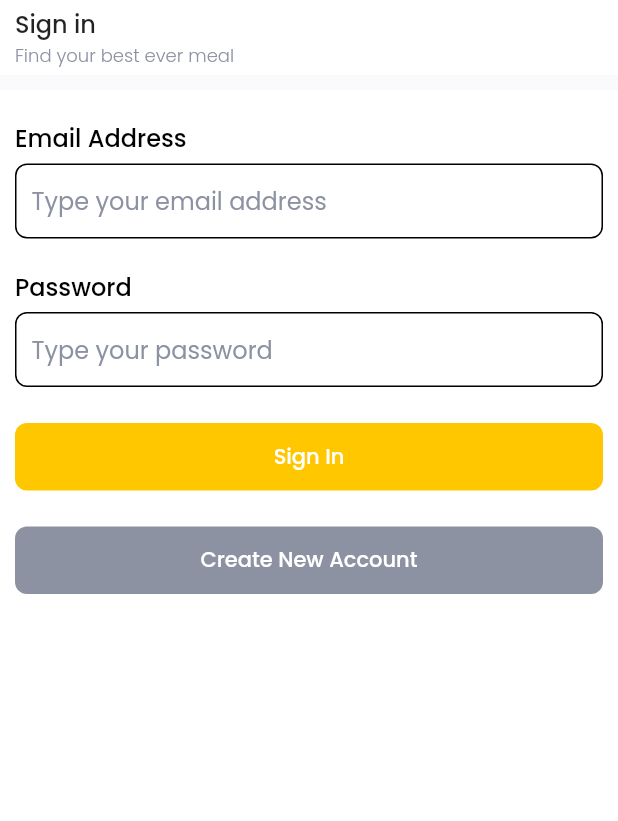
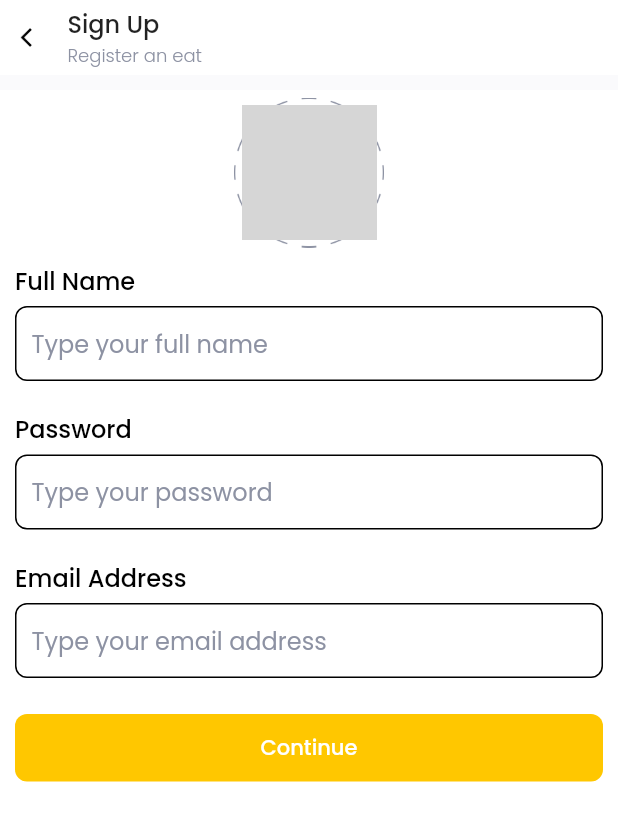
Before and after one commit to ariefhidayatama/food_market, a Flutter app: the screen it shows after launch, after a tap on "Create New Account", on a phone screen of 412 x 824 dp. Shown: the top 821 px of the screen. Run offline on Flutter 3.47's test engine with Material 2 defaults, Android fonts, the phone set to English and light mode, and no system bars; our stand-ins replace flutter_spinkit, get, google_fonts, supercharged; network calls fail; grey boxes are pictures that could not be loaded.

Commit message:
Sign up page

```diff
--- a/lib/main.dart
+++ b/lib/main.dart
@@ -1,5 +1,5 @@
 import 'package:flutter/material.dart';
-
+import 'package:get/get.dart';
 import 'ui/pages/pages.dart';
 
 void main() {
@@ -9,7 +9,7 @@ void main() {
 class MyApp extends StatelessWidget {
   @override
   Widget build(BuildContext context) {
-    return MaterialApp(
+    return GetMaterialApp(
       debugShowCheckedModeBanner: false,
       home: SignInPage()
     );
--- a/lib/ui/pages/general_page.dart
+++ b/lib/ui/pages/general_page.dart
@@ -39,7 +39,13 @@ class GeneralPage extends StatelessWidget {
                       child: Row(
                         children: [
                           onBackButtonPressed != null
-                              ? Container(
+                              ? GestureDetector(
+                                  onTap: () {
+                                    if (onBackButtonPressed != null) {
+                                      onBackButtonPressed();
+                                    }
+                                  },
+                                  child: Container(
                                     width: 15,
                                     height: 15,
                                     margin: EdgeInsets.only(right: 20),
@@ -47,6 +53,7 @@ class GeneralPage extends StatelessWidget {
                                         image: DecorationImage(
                                             image: AssetImage(
                                                 'assets/back_arrow.png'))),
+                                  ),
                                 )
                               : SizedBox(),
                           Column(
--- a/lib/ui/pages/pages.dart
+++ b/lib/ui/pages/pages.dart
@@ -3,8 +3,10 @@ import 'package:flutter/material.dart';
 import 'package:flutter/cupertino.dart';
 import 'package:flutter_spinkit/flutter_spinkit.dart';
 import 'package:food_market/shared/shared.dart';
+import 'package:get/get.dart';
 import 'package:google_fonts/google_fonts.dart';
 import 'package:supercharged/supercharged.dart';
 
 part 'general_page.dart';
 part 'sign_in_page.dart';
+part 'sign_up_page.dart';
--- a/lib/ui/pages/sign_in_page.dart
+++ b/lib/ui/pages/sign_in_page.dart
@@ -93,7 +93,9 @@ class _SignInPageState extends State<SignInPage> {
             child: isLoading
                 ? SpinKitFadingCircle(size: 45, color: mainColor)
                 : RaisedButton(
-                    onPressed: () {},
+                    onPressed: () {
+                      Get.to(SignUpPage());
+                    },
                     elevation: 0,
                     shape: RoundedRectangleBorder(
                         borderRadius: BorderRadius.circular(8)),
--- /dev/null
+++ b/lib/ui/pages/sign_up_page.dart
@@ -0,0 +1,132 @@
+part of 'pages.dart';
+
+class SignUpPage extends StatefulWidget {
+  @override
+  _SignUpPageState createState() => _SignUpPageState();
+}
+
+class _SignUpPageState extends State<SignUpPage> {
+  @override
+  Widget build(BuildContext context) {
+    TextEditingController emailController = TextEditingController();
+    TextEditingController passwordContoller = TextEditingController();
+    TextEditingController nameController = TextEditingController();
+
+    return GeneralPage(
+      title: 'Sign Up',
+      subtitle: "Register an eat",
+      onBackButtonPressed: (){
+        Get.back();
+      },
+      child: Column(
+        children: [
+          Container(
+            width: 100,
+            height: 100,
+            margin: EdgeInsets.only(top: 5),
+            padding: EdgeInsets.all(5),
+            decoration: BoxDecoration(
+                image: DecorationImage(
+                    image: AssetImage('assets/photo_border.png'))),
+            child: Container(
+              decoration: BoxDecoration(
+                  shape: BoxShape.circle,
+                  image: DecorationImage(
+                    image: NetworkImage(
+                        'https://akcdn.detik.net.id/community/media/visual/2020/05/20/85bb6a5f-a309-4ab9-aebb-61f652ce7e8a_43.jpeg?w=700&q=80'),
+                        fit: BoxFit.cover
+                  )),
+            ),
+          ),
+          Container(
+            width: double.infinity,
+            margin: EdgeInsets.fromLTRB(defaultMargin, 10, defaultMargin, 5),
+            child: Text(
+              "Full Name",
+              style: blackFontStyle2,
+            ),
+          ),
+          Container(
+            width: double.infinity,
+            margin: EdgeInsets.symmetric(horizontal: defaultMargin),
+            padding: EdgeInsets.symmetric(horizontal: 10),
+            decoration: BoxDecoration(
+                borderRadius: BorderRadius.circular(8),
+                border: Border.all(color: Colors.black)),
+            child: TextField(
+              controller: emailController,
+              decoration: InputDecoration(
+                  border: InputBorder.none,
+                  hintStyle: greyFontStyle,
+                  hintText: 'Type your full name'),
+            ),
+          ),
+          Container(
+            width: double.infinity,
+            margin: EdgeInsets.fromLTRB(defaultMargin, 20, defaultMargin, 5),
+            child: Text(
+              "Password",
+              style: blackFontStyle2,
+            ),
+          ),
+          Container(
+            width: double.infinity,
+            margin: EdgeInsets.symmetric(horizontal: defaultMargin),
+            padding: EdgeInsets.symmetric(horizontal: 10),
+            decoration: BoxDecoration(
+                borderRadius: BorderRadius.circular(8),
+                border: Border.all(color: Colors.black)),
+            child: TextField(
+              controller: passwordContoller,
+              decoration: InputDecoration(
+                  border: InputBorder.none,
+                  hintStyle: greyFontStyle,
+                  hintText: 'Type your password'),
+            ),
+          ),
+          Container(
+            width: double.infinity,
+            margin: EdgeInsets.fromLTRB(defaultMargin, 20, defaultMargin, 5),
+            child: Text(
+              "Email Address",
+              style: blackFontStyle2,
+            ),
+          ),
+          Container(
+            width: double.infinity,
+            margin: EdgeInsets.symmetric(horizontal: defaultMargin),
+            padding: EdgeInsets.symmetric(horizontal: 10),
+            decoration: BoxDecoration(
+                borderRadius: BorderRadius.circular(8),
+                border: Border.all(color: Colors.black)),
+            child: TextField(
+              controller: emailController,
+              decoration: InputDecoration(
+                  border: InputBorder.none,
+                  hintStyle: greyFontStyle,
+                  hintText: 'Type your email address'),
+            ),
+          ),
+          Container(
+            width: double.infinity,
+            margin: EdgeInsets.only(top: 24),
+            height: 45,
+            padding: EdgeInsets.symmetric(horizontal: defaultMargin),
+            child: RaisedButton(
+              onPressed: () {},
+              elevation: 0,
+              shape: RoundedRectangleBorder(
+                  borderRadius: BorderRadius.circular(8)),
+              color: mainColor,
+              child: Text(
+                "Continue",
+                style: GoogleFonts.poppins(
+                    color: Colors.white, fontWeight: FontWeight.w500),
+              ),
+            ),
+          ),
+        ],
+      ),
+    );
+  }
+}
--- a/pubspec.yaml
+++ b/pubspec.yaml
@@ -32,6 +32,7 @@ dependencies:
   google_fonts: ^1.1.0
   supercharged: ^1.10.0
   flutter_spinkit: ^4.1.2+1
+  get: ^3.4.6
 
 dev_dependencies:
   flutter_test:
```
Also changed, not shown: pubspec.lock. Lines whose indentation alone changed are shown as unchanged.
